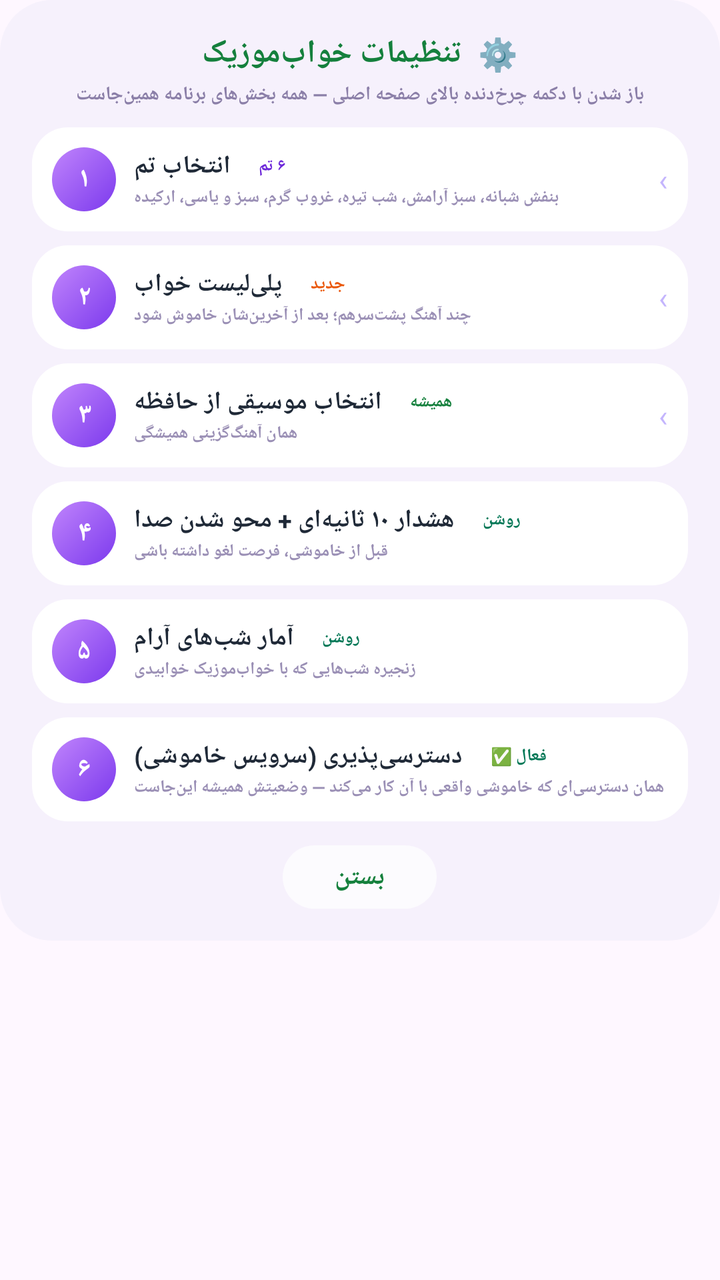
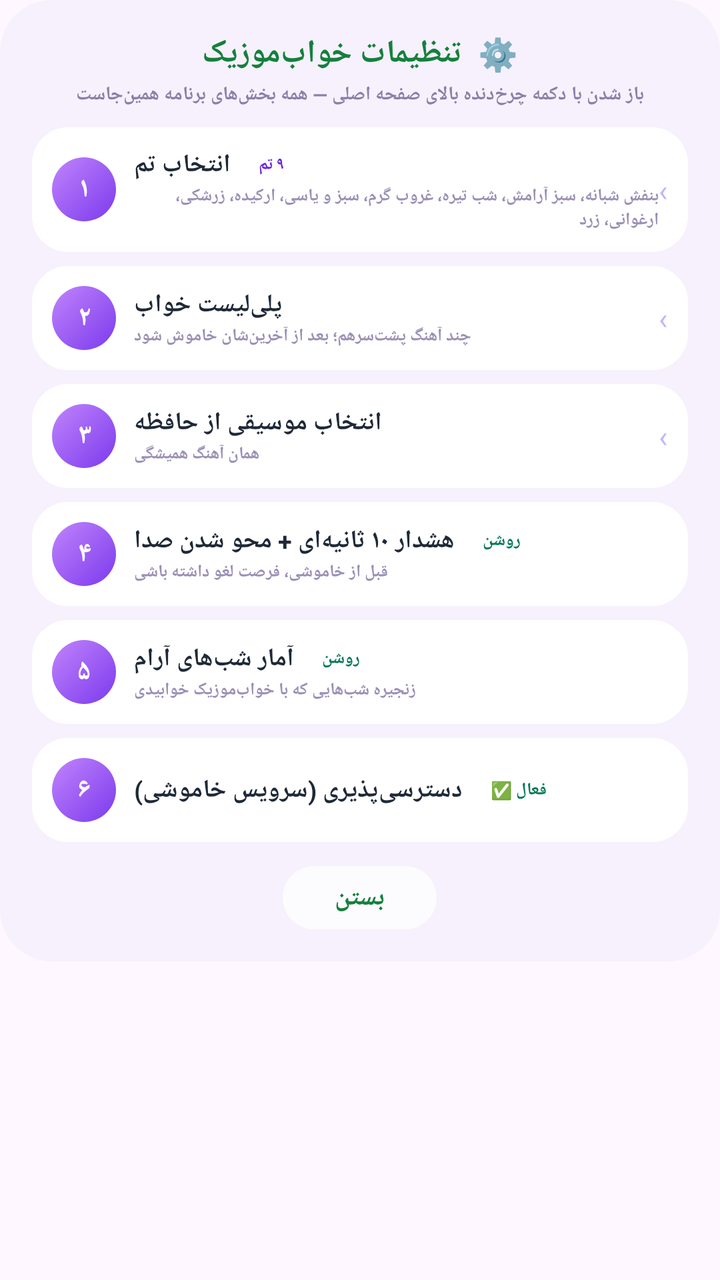

Two renders of the same Android screen: before a commit and after it. Below are the layout's source before the change and the commit's diff.
<!-- AndroidManifest.xml: application theme Theme.SleepMusic -->
<!-- res/layout/dialog_settings.xml -->
<?xml version="1.0" encoding="utf-8"?>
<ScrollView xmlns:android="http://schemas.android.com/apk/res/android"
    android:layout_width="match_parent"
    android:layout_height="wrap_content">

    <LinearLayout
        android:layout_width="match_parent"
        android:layout_height="wrap_content"
        android:background="@drawable/bg_dialog_lavender"
        android:orientation="vertical"
        android:padding="16dp">

        <TextView
            android:layout_width="wrap_content"
            android:layout_height="wrap_content"
            android:layout_gravity="center"
            android:text="⚙️  تنظیمات خواب‌موزیک"
            android:textColor="#15803D"
            android:textSize="16sp"
            android:textStyle="bold" />

        <TextView
            android:layout_width="match_parent"
            android:layout_height="wrap_content"
            android:layout_marginTop="3dp"
            android:gravity="center"
            android:text="باز شدن با دکمه چرخ‌دنده بالای صفحه اصلی — همه بخش‌های برنامه همین‌جاست"
            android:textColor="#8B7FA8"
            android:textSize="9.5sp"
            android:textStyle="bold" />

        
        <LinearLayout
            android:id="@+id/rowTheme"
            android:layout_width="match_parent"
            android:layout_height="wrap_content"
            android:layout_marginTop="10dp"
            android:background="@drawable/bg_white_row"
            android:gravity="center_vertical"
            android:orientation="horizontal"
            android:padding="10dp">

            <TextView
                android:layout_width="32dp"
                android:layout_height="32dp"
                android:background="@drawable/bg_num_circle"
                android:gravity="center"
                android:text="۱"
                android:textColor="#FFFFFF"
                android:textSize="14sp"
                android:textStyle="bold" />

            <LinearLayout
                android:layout_width="0dp"
                android:layout_height="wrap_content"
                android:layout_marginStart="9dp"
                android:layout_weight="1"
                android:orientation="vertical">

                <LinearLayout
                    android:layout_width="wrap_content"
                    android:layout_height="wrap_content"
                    android:gravity="center_vertical"
                    android:orientation="horizontal">

                    <TextView
                        android:layout_width="wrap_content"
                        android:layout_height="wrap_content"
                        android:text="انتخاب تم"
                        android:textColor="#1F2937"
                        android:textSize="12.5sp"
                        android:textStyle="bold" />

                    <TextView
                        android:layout_width="wrap_content"
                        android:layout_height="wrap_content"
                        android:layout_marginStart="6dp"
                        android:background="@drawable/bg_pill"
                        android:paddingStart="8dp"
                        android:paddingTop="2dp"
                        android:paddingEnd="8dp"
                        android:paddingBottom="2dp"
                        android:text="۶ تم"
                        android:textColor="#6D28D9"
                        android:textSize="8.5sp"
                        android:textStyle="bold" />
                </LinearLayout>

                <TextView
                    android:layout_width="wrap_content"
                    android:layout_height="wrap_content"
                    android:layout_marginTop="1dp"
                    android:text="بنفش شبانه، سبز آرامش، شب تیره، غروب گرم، سبز و یاسی، ارکیده"
                    android:textColor="#9A8FB5"
                    android:textSize="8.5sp"
                    android:textStyle="bold" />
            </LinearLayout>

            <TextView
                android:layout_width="wrap_content"
                android:layout_height="wrap_content"
                android:text="‹"
                android:textColor="#C4B5FD"
                android:textSize="15sp" />
        </LinearLayout>

        
        <LinearLayout
            android:id="@+id/rowPlaylist"
            android:layout_width="match_parent"
            android:layout_height="wrap_content"
            android:layout_marginTop="7dp"
            android:background="@drawable/bg_white_row"
            android:gravity="center_vertical"
            android:orientation="horizontal"
            android:padding="10dp">

            <TextView
                android:layout_width="32dp"
                android:layout_height="32dp"
                android:background="@drawable/bg_num_circle"
                android:gravity="center"
                android:text="۲"
                android:textColor="#FFFFFF"
                android:textSize="14sp"
                android:textStyle="bold" />

            <LinearLayout
                android:layout_width="0dp"
                android:layout_height="wrap_content"
                android:layout_marginStart="9dp"
                android:layout_weight="1"
                android:orientation="vertical">

                <LinearLayout
                    android:layout_width="wrap_content"
                    android:layout_height="wrap_content"
                    android:gravity="center_vertical"
                    android:orientation="horizontal">

                    <TextView
                        android:layout_width="wrap_content"
                        android:layout_height="wrap_content"
                        android:text="پلی‌لیست خواب"
                        android:textColor="#1F2937"
                        android:textSize="12.5sp"
                        android:textStyle="bold" />

                    <TextView
                        android:layout_width="wrap_content"
                        android:layout_height="wrap_content"
                        android:layout_marginStart="6dp"
                        android:background="@drawable/bg_pill"
                        android:paddingStart="8dp"
                        android:paddingTop="2dp"
                        android:paddingEnd="8dp"
                        android:paddingBottom="2dp"
                        android:text="جدید"
                        android:textColor="#EA580C"
                        android:textSize="8.5sp"
                        android:textStyle="bold" />
                </LinearLayout>

                <TextView
                    android:layout_width="wrap_content"
                    android:layout_height="wrap_content"
                    android:layout_marginTop="1dp"
                    android:text="چند آهنگ پشت‌سرهم؛ بعد از آخرین‌شان خاموش شود"
                    android:textColor="#9A8FB5"
                    android:textSize="8.5sp"
                    android:textStyle="bold" />
            </LinearLayout>

            <TextView
                android:layout_width="wrap_content"
                android:layout_height="wrap_content"
                android:text="‹"
                android:textColor="#C4B5FD"
                android:textSize="15sp" />
        </LinearLayout>

        
        <LinearLayout
            android:id="@+id/rowMusic"
            android:layout_width="match_parent"
            android:layout_height="wrap_content"
            android:layout_marginTop="7dp"
            android:background="@drawable/bg_white_row"
            android:gravity="center_vertical"
            android:orientation="horizontal"
            android:padding="10dp">

            <TextView
                android:layout_width="32dp"
                android:layout_height="32dp"
                android:background="@drawable/bg_num_circle"
                android:gravity="center"
                android:text="۳"
                android:textColor="#FFFFFF"
                android:textSize="14sp"
                android:textStyle="bold" />

            <LinearLayout
                android:layout_width="0dp"
                android:layout_height="wrap_content"
                android:layout_marginStart="9dp"
                android:layout_weight="1"
                android:orientation="vertical">

                <LinearLayout
                    android:layout_width="wrap_content"
                    android:layout_height="wrap_content"
                    android:gravity="center_vertical"
                    android:orientation="horizontal">

                    <TextView
                        android:layout_width="wrap_content"
                        android:layout_height="wrap_content"
                        android:text="انتخاب موسیقی از حافظه"
                        android:textColor="#1F2937"
                        android:textSize="12.5sp"
                        android:textStyle="bold" />

                    <TextView
                        android:layout_width="wrap_content"
                        android:layout_height="wrap_content"
                        android:layout_marginStart="6dp"
                        android:background="@drawable/bg_pill"
                        android:paddingStart="8dp"
                        android:paddingTop="2dp"
                        android:paddingEnd="8dp"
                        android:paddingBottom="2dp"
                        android:text="همیشه"
                        android:textColor="#15803D"
                        android:textSize="8.5sp"
                        android:textStyle="bold" />
                </LinearLayout>

                <TextView
                    android:layout_width="wrap_content"
                    android:layout_height="wrap_content"
                    android:layout_marginTop="1dp"
                    android:text="همان آهنگ‌گزینی همیشگی"
                    android:textColor="#9A8FB5"
                    android:textSize="8.5sp"
                    android:textStyle="bold" />
            </LinearLayout>

            <TextView
                android:layout_width="wrap_content"
                android:layout_height="wrap_content"
                android:text="‹"
                android:textColor="#C4B5FD"
                android:textSize="15sp" />
        </LinearLayout>

        
        <LinearLayout
            android:id="@+id/rowAlert"
            android:layout_width="match_parent"
            android:layout_height="wrap_content"
            android:layout_marginTop="7dp"
            android:background="@drawable/bg_white_row"
            android:gravity="center_vertical"
            android:orientation="horizontal"
            android:padding="10dp">

            <TextView
                android:layout_width="32dp"
                android:layout_height="32dp"
                android:background="@drawable/bg_num_circle"
                android:gravity="center"
                android:text="۴"
                android:textColor="#FFFFFF"
                android:textSize="14sp"
                android:textStyle="bold" />

            <LinearLayout
                android:layout_width="0dp"
                android:layout_height="wrap_content"
                android:layout_marginStart="9dp"
                android:layout_weight="1"
                android:orientation="vertical">

                <LinearLayout
                    android:layout_width="wrap_content"
                    android:layout_height="wrap_content"
                    android:gravity="center_vertical"
                    android:orientation="horizontal">

                    <TextView
                        android:layout_width="wrap_content"
                        android:layout_height="wrap_content"
                        android:text="هشدار ۱۰ ثانیه‌ای + محو شدن صدا"
                        android:textColor="#1F2937"
                        android:textSize="12.5sp"
                        android:textStyle="bold" />

                    <TextView
                        android:id="@+id/tvPillAlert"
                        android:layout_width="wrap_content"
                        android:layout_height="wrap_content"
                        android:layout_marginStart="6dp"
                        android:background="@drawable/bg_pill"
                        android:paddingStart="8dp"
                        android:paddingTop="2dp"
                        android:paddingEnd="8dp"
                        android:paddingBottom="2dp"
                        android:text="روشن"
                        android:textColor="#047857"
                        android:textSize="8.5sp"
                        android:textStyle="bold" />
                </LinearLayout>

                <TextView
                    android:layout_width="wrap_content"
                    android:layout_height="wrap_content"
                    android:layout_marginTop="1dp"
                    android:text="قبل از خاموشی، فرصت لغو داشته باشی"
                    android:textColor="#9A8FB5"
                    android:textSize="8.5sp"
                    android:textStyle="bold" />
            </LinearLayout>
        </LinearLayout>

        
        <LinearLayout
            android:id="@+id/rowStats"
            android:layout_width="match_parent"
            android:layout_height="wrap_content"
            android:layout_marginTop="7dp"
            android:background="@drawable/bg_white_row"
            android:gravity="center_vertical"
            android:orientation="horizontal"
            android:padding="10dp">

            <TextView
                android:layout_width="32dp"
                android:layout_height="32dp"
                android:background="@drawable/bg_num_circle"
                android:gravity="center"
                android:text="۵"
                android:textColor="#FFFFFF"
                android:textSize="14sp"
                android:textStyle="bold" />

            <LinearLayout
                android:layout_width="0dp"
                android:layout_height="wrap_content"
                android:layout_marginStart="9dp"
                android:layout_weight="1"
                android:orientation="vertical">

                <LinearLayout
                    android:layout_width="wrap_content"
                    android:layout_height="wrap_content"
                    android:gravity="center_vertical"
                    android:orientation="horizontal">

                    <TextView
                        android:layout_width="wrap_content"
                        android:layout_height="wrap_content"
                        android:text="آمار شب‌های آرام"
                        android:textColor="#1F2937"
                        android:textSize="12.5sp"
                        android:textStyle="bold" />

                    <TextView
                        android:id="@+id/tvPillStats"
                        android:layout_width="wrap_content"
                        android:layout_height="wrap_content"
                        android:layout_marginStart="6dp"
                        android:background="@drawable/bg_pill"
                        android:paddingStart="8dp"
                        android:paddingTop="2dp"
                        android:paddingEnd="8dp"
                        android:paddingBottom="2dp"
                        android:text="روشن"
                        android:textColor="#047857"
                        android:textSize="8.5sp"
                        android:textStyle="bold" />
                </LinearLayout>

                <TextView
                    android:layout_width="wrap_content"
                    android:layout_height="wrap_content"
                    android:layout_marginTop="1dp"
                    android:text="زنجیره شب‌هایی که با خواب‌موزیک خوابیدی"
                    android:textColor="#9A8FB5"
                    android:textSize="8.5sp"
                    android:textStyle="bold" />
            </LinearLayout>
        </LinearLayout>

        
        <LinearLayout
            android:id="@+id/rowAccess"
            android:layout_width="match_parent"
            android:layout_height="wrap_content"
            android:layout_marginTop="7dp"
            android:background="@drawable/bg_white_row"
            android:gravity="center_vertical"
            android:orientation="horizontal"
            android:padding="10dp">

            <TextView
                android:layout_width="32dp"
                android:layout_height="32dp"
                android:background="@drawable/bg_num_circle"
                android:gravity="center"
                android:text="۶"
                android:textColor="#FFFFFF"
                android:textSize="14sp"
                android:textStyle="bold" />

            <LinearLayout
                android:layout_width="0dp"
                android:layout_height="wrap_content"
                android:layout_marginStart="9dp"
                android:layout_weight="1"
                android:orientation="vertical">

                <LinearLayout
                    android:layout_width="wrap_content"
                    android:layout_height="wrap_content"
                    android:gravity="center_vertical"
                    android:orientation="horizontal">

                    <TextView
                        android:layout_width="wrap_content"
                        android:layout_height="wrap_content"
                        android:text="دسترسی‌پذیری (سرویس خاموشی)"
                        android:textColor="#1F2937"
                        android:textSize="12.5sp"
                        android:textStyle="bold" />

                    <TextView
                        android:id="@+id/tvPillAccess"
                        android:layout_width="wrap_content"
                        android:layout_height="wrap_content"
                        android:layout_marginStart="6dp"
                        android:background="@drawable/bg_pill"
                        android:paddingStart="8dp"
                        android:paddingTop="2dp"
                        android:paddingEnd="8dp"
                        android:paddingBottom="2dp"
                        android:text="فعال ✅"
                        android:textColor="#047857"
                        android:textSize="8.5sp"
                        android:textStyle="bold" />
                </LinearLayout>

                <TextView
                    android:layout_width="wrap_content"
                    android:layout_height="wrap_content"
                    android:layout_marginTop="1dp"
                    android:text="همان دسترسی‌ای که خاموشی واقعی با آن کار می‌کند — وضعیتش همیشه این‌جاست"
                    android:textColor="#9A8FB5"
                    android:textSize="8.5sp"
                    android:textStyle="bold" />
            </LinearLayout>
        </LinearLayout>

        
        <TextView
            android:id="@+id/btnCloseSettings"
            android:layout_width="wrap_content"
            android:layout_height="wrap_content"
            android:layout_gravity="center"
            android:layout_marginTop="12dp"
            android:background="@drawable/bg_close_pill"
            android:paddingStart="26dp"
            android:paddingTop="7dp"
            android:paddingEnd="26dp"
            android:paddingBottom="7dp"
            android:text="بستن"
            android:textColor="#15803D"
            android:textSize="13sp"
            android:textStyle="bold" />
    </LinearLayout>
</ScrollView>
<!-- resources referenced by this layout -->
<resources>
  <!-- drawable bg_close_pill (drawable) -->
  <?xml version="1.0" encoding="utf-8"?>
  <shape xmlns:android="http://schemas.android.com/apk/res/android"
      android:shape="rectangle">
      <solid android:color="#B3FFFFFF" />
      <corners android:radius="99dp" />
  </shape>
  <!-- drawable bg_dialog_lavender (drawable) -->
  <?xml version="1.0" encoding="utf-8"?>
  <shape xmlns:android="http://schemas.android.com/apk/res/android"
      android:shape="rectangle">
      <solid android:color="#F6F1FC" />
      <corners android:radius="26dp" />
  </shape>
  <!-- drawable bg_num_circle (drawable) -->
  <?xml version="1.0" encoding="utf-8"?>
  <shape xmlns:android="http://schemas.android.com/apk/res/android"
      android:shape="oval">
      <gradient
          android:angle="315"
          android:startColor="#C084FC"
          android:endColor="#7C3AED" />
  </shape>
  <!-- drawable bg_pill (drawable) -->
  <?xml version="1.0" encoding="utf-8"?>
  <shape xmlns:android="http://schemas.android.com/apk/res/android"
      android:shape="rectangle">
      <solid android:color="#FFFFFF" />
      <corners android:radius="99dp" />
  </shape>
  <!-- drawable bg_white_row (drawable) -->
  <?xml version="1.0" encoding="utf-8"?>
  <shape xmlns:android="http://schemas.android.com/apk/res/android"
      android:shape="rectangle">
      <solid android:color="#FFFFFF" />
      <corners android:radius="18dp" />
  </shape>
  <style name="Theme.SleepMusic" parent="Theme.Material3.Light.NoActionBar">
          <item name="android:statusBarColor">#EFE8FA</item>
          <item name="android:navigationBarColor">#EFE8FA</item>
          <item name="android:windowLightStatusBar">true</item>
      </style>
</resources>

<!-- the commit's change to res/layout/dialog_settings.xml (unified diff, before → after) -->
@@ -4,6 +4,7 @@
     android:layout_height="wrap_content">
 
     <LinearLayout
+        android:id="@+id/dlgSettingsRoot"
         android:layout_width="match_parent"
         android:layout_height="wrap_content"
         android:background="@drawable/bg_dialog_lavender"
@@ -11,6 +12,7 @@
         android:padding="16dp">
 
         <TextView
+            android:id="@+id/dlgSettingsTitle"
             android:layout_width="wrap_content"
             android:layout_height="wrap_content"
             android:layout_gravity="center"
@@ -20,6 +22,7 @@
             android:textStyle="bold" />
 
         <TextView
+            android:id="@+id/dlgSettingsSub"
             android:layout_width="match_parent"
             android:layout_height="wrap_content"
             android:layout_marginTop="3dp"
@@ -72,6 +75,7 @@
                         android:textStyle="bold" />
 
                     <TextView
+                        android:id="@+id/tvPillTheme"
                         android:layout_width="wrap_content"
                         android:layout_height="wrap_content"
                         android:layout_marginStart="6dp"
@@ -80,7 +84,7 @@
                         android:paddingTop="2dp"
                         android:paddingEnd="8dp"
                         android:paddingBottom="2dp"
-                        android:text="۶ تم"
+                        android:text="۹ تم"
                         android:textColor="#6D28D9"
                         android:textSize="8.5sp"
                         android:textStyle="bold" />
@@ -90,7 +94,7 @@
                     android:layout_width="wrap_content"
                     android:layout_height="wrap_content"
                     android:layout_marginTop="1dp"
-                    android:text="بنفش شبانه، سبز آرامش، شب تیره، غروب گرم، سبز و یاسی، ارکیده"
+                    android:text="بنفش شبانه، سبز آرامش، شب تیره، غروب گرم، سبز و یاسی، ارکیده، زرشکی، ارغوانی، زرد"
                     android:textColor="#9A8FB5"
                     android:textSize="8.5sp"
                     android:textStyle="bold" />
@@ -146,19 +150,6 @@
                         android:textSize="12.5sp"
                         android:textStyle="bold" />
 
-                    <TextView
-                        android:layout_width="wrap_content"
-                        android:layout_height="wrap_content"
-                        android:layout_marginStart="6dp"
-                        android:background="@drawable/bg_pill"
-                        android:paddingStart="8dp"
-                        android:paddingTop="2dp"
-                        android:paddingEnd="8dp"
-                        android:paddingBottom="2dp"
-                        android:text="جدید"
-                        android:textColor="#EA580C"
-                        android:textSize="8.5sp"
-                        android:textStyle="bold" />
                 </LinearLayout>
 
                 <TextView
@@ -221,26 +212,13 @@
                         android:textSize="12.5sp"
                         android:textStyle="bold" />
 
-                    <TextView
-                        android:layout_width="wrap_content"
-                        android:layout_height="wrap_content"
-                        android:layout_marginStart="6dp"
-                        android:background="@drawable/bg_pill"
-                        android:paddingStart="8dp"
-                        android:paddingTop="2dp"
-                        android:paddingEnd="8dp"
-                        android:paddingBottom="2dp"
-                        android:text="همیشه"
-                        android:textColor="#15803D"
-                        android:textSize="8.5sp"
-                        android:textStyle="bold" />
                 </LinearLayout>
 
                 <TextView
                     android:layout_width="wrap_content"
                     android:layout_height="wrap_content"
                     android:layout_marginTop="1dp"
-                    android:text="همان آهنگ‌گزینی همیشگی"
+                    android:text="همان آهنگ همیشگی"
                     android:textColor="#9A8FB5"
                     android:textSize="8.5sp"
                     android:textStyle="bold" />
@@ -450,14 +428,6 @@
                         android:textStyle="bold" />
                 </LinearLayout>
 
-                <TextView
-                    android:layout_width="wrap_content"
-                    android:layout_height="wrap_content"
-                    android:layout_marginTop="1dp"
-                    android:text="همان دسترسی‌ای که خاموشی واقعی با آن کار می‌کند — وضعیتش همیشه این‌جاست"
-                    android:textColor="#9A8FB5"
-                    android:textSize="8.5sp"
-                    android:textStyle="bold" />
             </LinearLayout>
         </LinearLayout>
 
